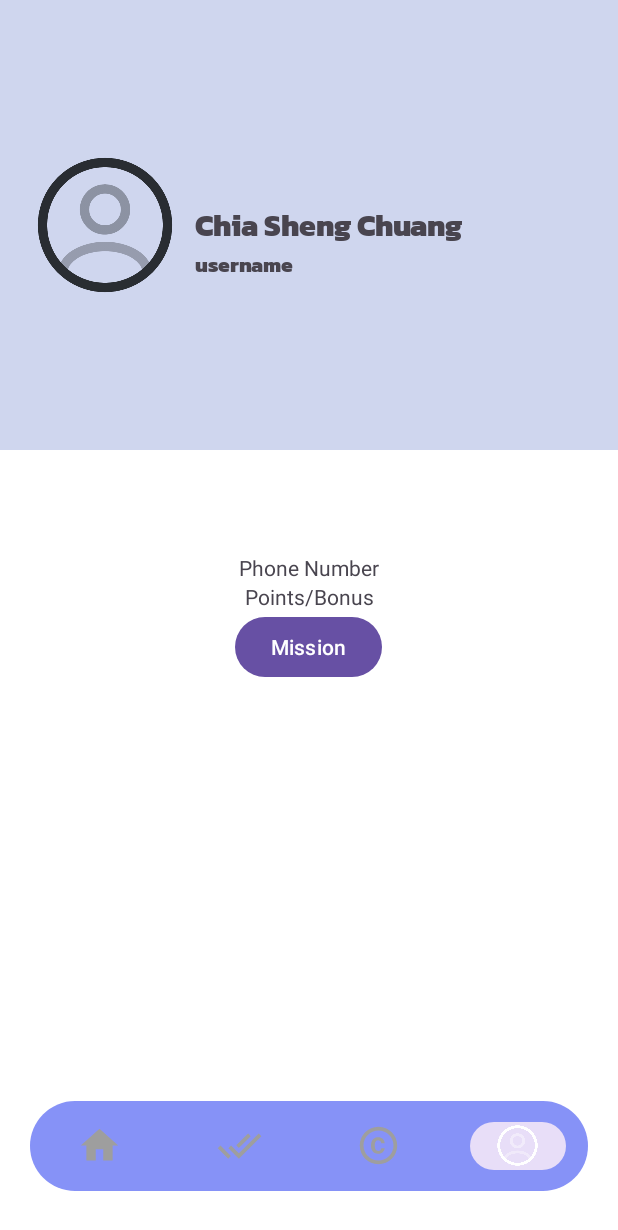
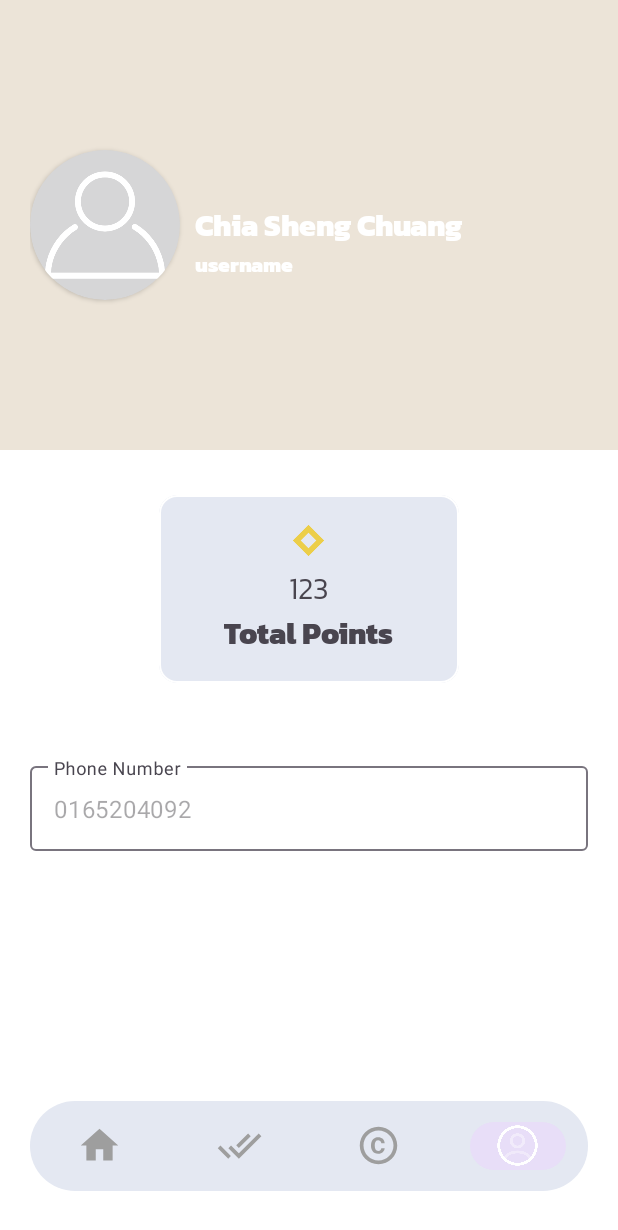
Before and after one commit to SHENG-11/GroceryExpiryTrackingSystem, an Android app: the UserProfile screen opened directly, with no data from a screen before it, on a phone screen of 412 x 824 dp. Shown: the top 1230 px of the screen. Run offline under Robolectric (Android 15) with nearby library versions, the phone set to English and light mode, and no system bars; our stand-ins replace Firebase (no records; nobody signed in at launch, a user with empty details on screens opened directly); 3 statements that could not run were skipped.

Commit message:
user profile UI complete

```diff
--- a/app/src/main/java/com/example/groceryexpirytrackingapp/UserProfile.java
+++ b/app/src/main/java/com/example/groceryexpirytrackingapp/UserProfile.java
@@ -87,16 +87,7 @@ public class UserProfile extends AppCompatActivity {
         point=intent.getIntExtra("CurrentPoints",0);
          */
 
-        binding.btnToAddItem.setOnClickListener(new View.OnClickListener() {
-            @Override
-            public void onClick(View v) {
-                Intent intent=new Intent(UserProfile.this, Admin_Mission.class);
-                intent.putExtra("username",username);
-                intent.putExtra("isAdmin",isAdmin);
-                intent.putExtra("CurrentPoints",point);
-                startActivity(intent);
-            }
-        });
+
 
     }
 
--- a/app/src/main/res/drawable/custom_bottom.xml
+++ b/app/src/main/res/drawable/custom_bottom.xml
@@ -1,5 +1,5 @@
 <?xml version="1.0" encoding="utf-8"?>
 <shape xmlns:android="http://schemas.android.com/apk/res/android" android:shape="rectangle">
-    <solid android:color="@color/lavender"/>
+    <solid android:color="@color/black"/>
     <corners android:radius="10dp"/>
 </shape>
--- a/app/src/main/res/layout/activity_user_profile.xml
+++ b/app/src/main/res/layout/activity_user_profile.xml
@@ -11,23 +11,37 @@
     <RelativeLayout
         android:layout_width="match_parent"
         android:layout_height="300dp"
-        android:background="#CFD6EE"
+        android:background="#ece4d8"
+        android:id="@+id/mainlayout"
         android:padding="20dp">
-        <ImageView
-            android:id="@+id/userPicture1"
+
+        <androidx.cardview.widget.CardView
+            app:cardCornerRadius="50dp"
             android:layout_width="100dp"
             android:layout_height="100dp"
-            android:src="@drawable/profile"
-            android:layout_centerVertical="true"
-            />
+            android:layout_marginTop="80dp"
+            android:layout_gravity="center"
+            android:id="@+id/card3"
+            app:cardBackgroundColor="@color/zxing_transparent"
+            android:elevation="10dp">
+
+            <ImageView
+                android:id="@+id/userPicture1"
+                android:layout_width="100dp"
+                android:layout_height="100dp"
+                android:src="@drawable/profile2" />
+
+        </androidx.cardview.widget.CardView>
+
         <TextView
             android:id="@+id/fullname1"
             android:layout_width="wrap_content"
             android:layout_height="wrap_content"
             android:text="Chia Sheng Chuang"
             android:textSize="20sp"
+            android:textColor="@color/white"
             android:fontFamily="@font/kanitextrabold"
-            android:layout_toRightOf="@+id/userPicture1"
+            android:layout_toRightOf="@+id/card3"
             android:layout_centerVertical="true"
             android:layout_marginLeft="10dp"/>
         <TextView
@@ -35,43 +49,87 @@
             android:layout_width="wrap_content"
             android:layout_height="wrap_content"
             android:text="username"
+            android:textColor="@color/white"
             android:fontFamily="@font/kanitextrabold"
             android:textSize="14sp"
             android:layout_marginLeft="10dp"
-            android:layout_toRightOf="@id/userPicture1"
+            android:layout_toRightOf="@id/card3"
             android:layout_below="@id/fullname1"/>
     </RelativeLayout>
+
+
     <LinearLayout
+        android:id="@+id/card2"
         android:layout_width="match_parent"
-        android:layout_height="match_parent"
-        android:layout_centerHorizontal="true"
-        android:gravity="center"
+        android:layout_height="wrap_content"
+        android:padding="20dp"
+        android:layout_below="@id/mainlayout"
 
         android:orientation="vertical">
 
+        <com.google.android.material.card.MaterialCardView
+            android:layout_width="200dp"
+            android:layout_height="125dp"
+            android:layout_margin="10dp"
+            android:layout_gravity="center"
+            app:cardBackgroundColor="@color/lavender"
+            app:strokeColor="@color/white"
+            >
 
+            <RelativeLayout
+                android:layout_width="match_parent"
+                android:layout_height="match_parent"
+                android:padding="5dp">
 
-        <TextView
-            android:id="@+id/hpNum1"
+                <ImageView
+                    android:layout_marginTop="10dp"
+                    android:layout_width="30dp"
+                    android:layout_height="30dp"
+                    android:layout_centerHorizontal="true"
+                    app:srcCompat="@drawable/point" />
+
+                <TextView
+                    android:id="@+id/pointBonus"
+                    android:layout_width="wrap_content"
+                    android:layout_height="wrap_content"
+                    android:layout_centerInParent="true"
+                    android:fontFamily="@font/kanitlight"
+                    android:includeFontPadding="false"
+                    android:text="123"
+                    android:textSize="20sp" />
+                <TextView
+                    android:layout_width="wrap_content"
+                    android:layout_height="wrap_content"
+                    android:layout_centerInParent="true"
+                    android:fontFamily="@font/kanitextrabold"
+                    android:text="Total Points"
+                    android:includeFontPadding="false"
+                    android:layout_below="@+id/pointBonus"
+                    android:textSize="20sp" />
+
+            </RelativeLayout>
+
+        </com.google.android.material.card.MaterialCardView>
+
+    </LinearLayout>
+    <LinearLayout
+        android:layout_below="@id/card2"
+        android:layout_width="match_parent"
+        android:layout_height="wrap_content"
+        android:padding="20dp">
+        <com.google.android.material.textfield.TextInputLayout
             android:layout_width="match_parent"
             android:layout_height="wrap_content"
-            android:gravity="center"
-            android:text="Phone Number" />
+            android:layout_marginBottom="10dp"
+            android:hint="Phone Number">
+            <com.google.android.material.textfield.TextInputEditText
+                android:id="@+id/hpNum1"
+                android:layout_width="match_parent"
+                android:layout_height="wrap_content"
+                android:enabled="false"
+                android:text="0165204092"/>
 
-
-
-        <TextView
-            android:id="@+id/pointBonus"
-            android:layout_width="match_parent"
-            android:layout_height="wrap_content"
-            android:gravity="center"
-            android:text="Points/Bonus" />
-
-        <Button
-            android:id="@+id/btn_to_add_Item"
-            android:layout_width="wrap_content"
-            android:layout_height="wrap_content"
-            android:text="Mission" />
+        </com.google.android.material.textfield.TextInputLayout>
 
 
     </LinearLayout>
--- a/app/src/main/res/values/colors.xml
+++ b/app/src/main/res/values/colors.xml
@@ -3,7 +3,7 @@
     <color name="black">#FF000000</color>
     <color name="white">#FFFFFFFF</color>
     <color name="red">#C70000</color>
-    <color name="lavender">#8692f7</color>
+    <color name="lavender">#e4e8f2</color>
     <color name="green">#98cf8b</color>
     <color name="grey">#9E9E9E</color>
 </resources>
```
Also changed, not shown: app/src/main/res/drawable/point.png (added), app/src/main/res/drawable/profile2.png (added).
